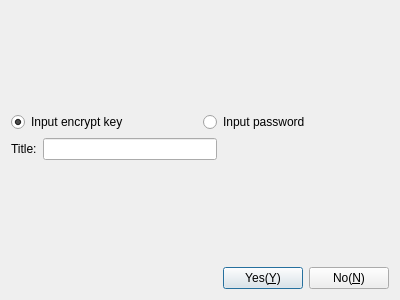
Before: the Qt Designer form Viewer/DlgInputPassword.ui in KangLin/RabbitRemoteControl, drawn with Qt 5.
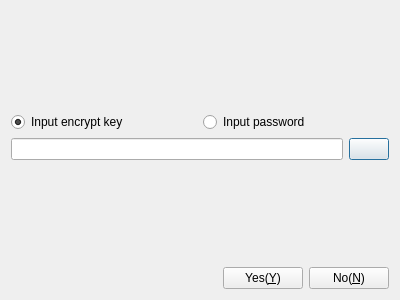
After: the same form once the commit is applied. Icons and pictures are not drawn.

Patch:
```diff
--- a/Viewer/DlgInputPassword.ui
+++ b/Viewer/DlgInputPassword.ui
@@ -14,7 +14,7 @@
    <string>Input password</string>
   </property>
   <layout class="QGridLayout" name="gridLayout">
-   <item row="0" column="0">
+   <item row="0" column="1">
     <spacer name="verticalSpacer_2">
      <property name="orientation">
       <enum>Qt::Vertical</enum>
@@ -27,7 +27,7 @@
      </property>
     </spacer>
    </item>
-   <item row="1" column="0" colspan="3">
+   <item row="1" column="0" colspan="2">
     <layout class="QHBoxLayout" name="horizontalLayout_3">
      <item>
       <widget class="QRadioButton" name="rbKey">
@@ -50,13 +50,6 @@
    </item>
    <item row="2" column="0" colspan="2">
     <layout class="QHBoxLayout" name="horizontalLayout_2">
-     <item>
-      <widget class="QLabel" name="lbTitle">
-       <property name="text">
-        <string>Title:</string>
-       </property>
-      </widget>
-     </item>
      <item>
       <widget class="QLineEdit" name="lePassword">
        <property name="echoMode">
@@ -64,9 +57,20 @@
        </property>
       </widget>
      </item>
+     <item>
+      <widget class="QPushButton" name="pbShow">
+       <property name="text">
+        <string/>
+       </property>
+       <property name="icon">
+        <iconset resource="../App/Viewer/Resource/Resource.qrc">
+         <normaloff>:/image/EyeOn</normaloff>:/image/EyeOn</iconset>
+       </property>
+      </widget>
+     </item>
     </layout>
    </item>
-   <item row="3" column="1">
+   <item row="3" column="0">
     <spacer name="verticalSpacer">
      <property name="orientation">
       <enum>Qt::Vertical</enum>
@@ -79,8 +83,21 @@
      </property>
     </spacer>
    </item>
-   <item row="4" column="2">
+   <item row="4" column="0" colspan="2">
     <layout class="QHBoxLayout" name="horizontalLayout">
+     <item>
+      <spacer name="horizontalSpacer">
+       <property name="orientation">
+        <enum>Qt::Horizontal</enum>
+       </property>
+       <property name="sizeHint" stdset="0">
+        <size>
+         <width>40</width>
+         <height>20</height>
+        </size>
+       </property>
+      </spacer>
+     </item>
      <item>
       <widget class="QPushButton" name="pbYes">
        <property name="text">
```
Left out of the diff: 4 changed lines with no effect on the pictures.
